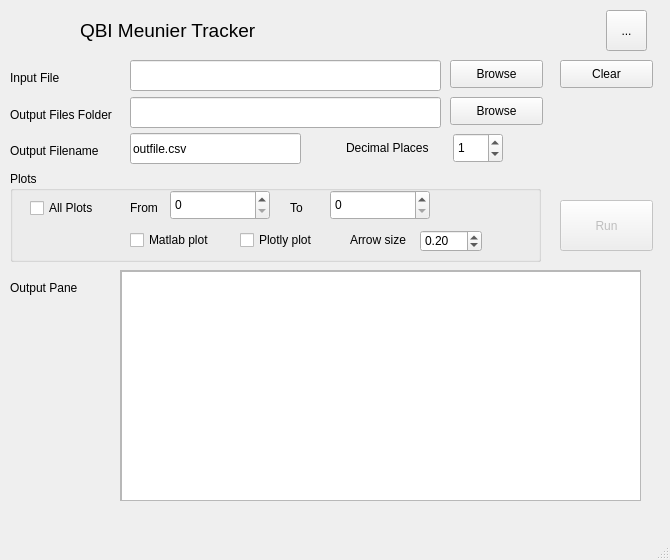
Before: the Qt Designer form tracker.ui in QBI-Microscopy/Tracking, drawn with Qt 5.
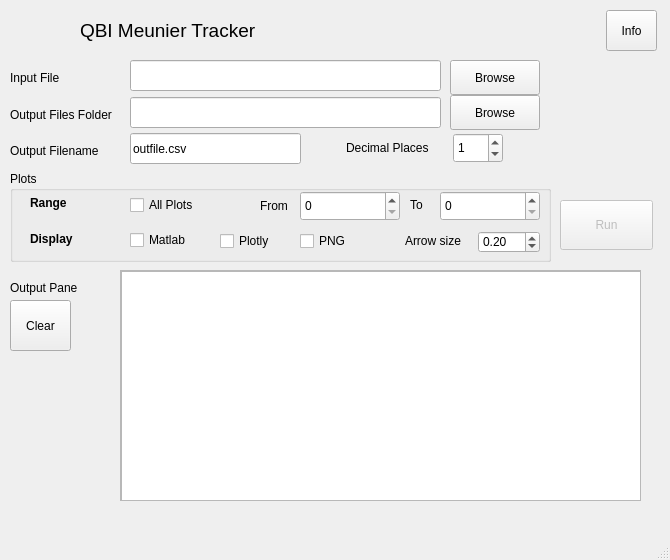
After: the same form once the commit is applied. Icons and pictures are not drawn.

Commit message: Added interactive Matlab plot - select ROI, save to CSV and plot as heatmap

The edit to the form file:
```diff
--- a/tracker.ui
+++ b/tracker.ui
@@ -51,8 +51,8 @@
      <rect>
       <x>450</x>
       <y>60</y>
-      <width>93</width>
-      <height>28</height>
+      <width>90</width>
+      <height>35</height>
      </rect>
     </property>
     <property name="text">
@@ -68,7 +68,7 @@
       <x>560</x>
       <y>200</y>
       <width>93</width>
-      <height>51</height>
+      <height>50</height>
      </rect>
     </property>
     <property name="toolTip">
@@ -169,9 +169,9 @@
     <property name="geometry">
      <rect>
       <x>450</x>
-      <y>97</y>
-      <width>93</width>
-      <height>28</height>
+      <y>95</y>
+      <width>90</width>
+      <height>35</height>
      </rect>
     </property>
     <property name="text">
@@ -266,122 +266,27 @@
      <string>Output Pane</string>
     </property>
    </widget>
-   <widget class="QSpinBox" name="spinPlotFrom">
-    <property name="geometry">
-     <rect>
-      <x>170</x>
-      <y>190</y>
-      <width>100</width>
-      <height>30</height>
-     </rect>
-    </property>
-    <property name="sizeIncrement">
-     <size>
-      <width>3</width>
-      <height>0</height>
-     </size>
-    </property>
-    <property name="toolTipDuration">
-     <number>-1</number>
-    </property>
-    <property name="minimum">
-     <number>0</number>
-    </property>
-    <property name="maximum">
-     <number>10000</number>
-    </property>
-    <property name="singleStep">
-     <number>1</number>
-    </property>
-    <property name="value">
-     <number>0</number>
-    </property>
-   </widget>
-   <widget class="QSpinBox" name="spinPlotTo">
-    <property name="geometry">
-     <rect>
-      <x>330</x>
-      <y>190</y>
-      <width>100</width>
-      <height>30</height>
-     </rect>
-    </property>
-    <property name="sizeIncrement">
-     <size>
-      <width>3</width>
-      <height>0</height>
-     </size>
-    </property>
-    <property name="toolTipDuration">
-     <number>-1</number>
-    </property>
-    <property name="minimum">
-     <number>0</number>
-    </property>
-    <property name="maximum">
-     <number>10000</number>
-    </property>
-    <property name="singleStep">
-     <number>1</number>
-    </property>
-    <property name="value">
-     <number>0</number>
-    </property>
-   </widget>
-   <widget class="QLabel" name="label_8">
-    <property name="geometry">
-     <rect>
-      <x>130</x>
-      <y>200</y>
-      <width>41</width>
-      <height>16</height>
-     </rect>
-    </property>
-    <property name="text">
-     <string>From</string>
-    </property>
-   </widget>
-   <widget class="QLabel" name="label_9">
-    <property name="geometry">
-     <rect>
-      <x>290</x>
-      <y>200</y>
-      <width>21</width>
-      <height>16</height>
-     </rect>
-    </property>
-    <property name="text">
-     <string>To</string>
-    </property>
-   </widget>
    <widget class="QToolButton" name="toolButtonHelp">
     <property name="geometry">
      <rect>
       <x>606</x>
       <y>10</y>
-      <width>41</width>
+      <width>51</width>
       <height>41</height>
      </rect>
     </property>
     <property name="text">
-     <string>...</string>
+     <string>Info</string>
     </property>
     <property name="icon">
      <iconset>
       <normaloff>Help-browser.svg.png</normaloff>Help-browser.svg.png</iconset>
     </property>
-   </widget>
-   <widget class="QPushButton" name="btnClear">
-    <property name="geometry">
-     <rect>
-      <x>560</x>
-      <y>60</y>
-      <width>93</width>
-      <height>28</height>
-     </rect>
-    </property>
-    <property name="text">
-     <string>Clear</string>
+    <property name="iconSize">
+     <size>
+      <width>32</width>
+      <height>32</height>
+     </size>
     </property>
    </widget>
    <widget class="QCheckBox" name="checkBoxMatlab">
@@ -389,7 +294,7 @@
      <rect>
       <x>130</x>
       <y>230</y>
-      <width>91</width>
+      <width>71</width>
       <height>20</height>
      </rect>
     </property>
@@ -400,26 +305,7 @@
      <number>5</number>
     </property>
     <property name="text">
-     <string>Matlab plot</string>
-    </property>
-   </widget>
-   <widget class="QCheckBox" name="checkBoxPlotly">
-    <property name="geometry">
-     <rect>
-      <x>240</x>
-      <y>230</y>
-      <width>91</width>
-      <height>20</height>
-     </rect>
-    </property>
-    <property name="toolTip">
-     <string>Popup each plot as a Matlab plot (limited range recommended)</string>
-    </property>
-    <property name="toolTipDuration">
-     <number>5</number>
-    </property>
-    <property name="text">
-     <string>Plotly plot</string>
+     <string>Matlab</string>
     </property>
    </widget>
    <widget class="QLabel" name="label_11">
@@ -438,50 +324,12 @@
      <pixmap>resources/target.png</pixmap>
     </property>
    </widget>
-   <widget class="QDoubleSpinBox" name="doubleSpinBox">
-    <property name="geometry">
-     <rect>
-      <x>420</x>
-      <y>230</y>
-      <width>62</width>
-      <height>22</height>
-     </rect>
-    </property>
-    <property name="toolTip">
-     <string>Default is 0.2</string>
-    </property>
-    <property name="toolTipDuration">
-     <number>5</number>
-    </property>
-    <property name="maximum">
-     <double>0.500000000000000</double>
-    </property>
-    <property name="singleStep">
-     <double>0.010000000000000</double>
-    </property>
-    <property name="value">
-     <double>0.200000000000000</double>
-    </property>
-   </widget>
-   <widget class="QLabel" name="label_12">
-    <property name="geometry">
-     <rect>
-      <x>350</x>
-      <y>230</y>
-      <width>71</width>
-      <height>20</height>
-     </rect>
-    </property>
-    <property name="text">
-     <string>Arrow size</string>
-    </property>
-   </widget>
    <widget class="QGroupBox" name="groupPlots">
     <property name="geometry">
      <rect>
       <x>10</x>
       <y>171</y>
-      <width>531</width>
+      <width>541</width>
       <height>91</height>
      </rect>
     </property>
@@ -494,8 +342,8 @@
     <widget class="QCheckBox" name="checkBoxAllPlots">
      <property name="geometry">
       <rect>
-       <x>20</x>
-       <y>27</y>
+       <x>120</x>
+       <y>24</y>
        <width>70</width>
        <height>20</height>
       </rect>
@@ -504,6 +352,233 @@
       <string>All Plots</string>
      </property>
     </widget>
+    <widget class="QSpinBox" name="spinPlotTo">
+     <property name="geometry">
+      <rect>
+       <x>430</x>
+       <y>20</y>
+       <width>100</width>
+       <height>30</height>
+      </rect>
+     </property>
+     <property name="sizeIncrement">
+      <size>
+       <width>3</width>
+       <height>0</height>
+      </size>
+     </property>
+     <property name="toolTipDuration">
+      <number>-1</number>
+     </property>
+     <property name="minimum">
+      <number>0</number>
+     </property>
+     <property name="maximum">
+      <number>10000</number>
+     </property>
+     <property name="singleStep">
+      <number>1</number>
+     </property>
+     <property name="value">
+      <number>0</number>
+     </property>
+    </widget>
+    <widget class="QLabel" name="label_9">
+     <property name="geometry">
+      <rect>
+       <x>400</x>
+       <y>24</y>
+       <width>21</width>
+       <height>20</height>
+      </rect>
+     </property>
+     <property name="text">
+      <string>To</string>
+     </property>
+    </widget>
+    <widget class="QSpinBox" name="spinPlotFrom">
+     <property name="geometry">
+      <rect>
+       <x>290</x>
+       <y>20</y>
+       <width>100</width>
+       <height>30</height>
+      </rect>
+     </property>
+     <property name="sizeIncrement">
+      <size>
+       <width>3</width>
+       <height>0</height>
+      </size>
+     </property>
+     <property name="toolTipDuration">
+      <number>-1</number>
+     </property>
+     <property name="minimum">
+      <number>0</number>
+     </property>
+     <property name="maximum">
+      <number>10000</number>
+     </property>
+     <property name="singleStep">
+      <number>1</number>
+     </property>
+     <property name="value">
+      <number>0</number>
+     </property>
+    </widget>
+    <widget class="QLabel" name="label_8">
+     <property name="geometry">
+      <rect>
+       <x>250</x>
+       <y>27</y>
+       <width>41</width>
+       <height>16</height>
+      </rect>
+     </property>
+     <property name="text">
+      <string>From</string>
+     </property>
+    </widget>
+    <widget class="QLabel" name="label_7">
+     <property name="geometry">
+      <rect>
+       <x>20</x>
+       <y>24</y>
+       <width>59</width>
+       <height>16</height>
+      </rect>
+     </property>
+     <property name="font">
+      <font>
+       <weight>75</weight>
+       <bold>true</bold>
+       <underline>false</underline>
+      </font>
+     </property>
+     <property name="text">
+      <string>Range</string>
+     </property>
+    </widget>
+    <widget class="QDoubleSpinBox" name="doubleSpinBox">
+     <property name="geometry">
+      <rect>
+       <x>468</x>
+       <y>60</y>
+       <width>62</width>
+       <height>22</height>
+      </rect>
+     </property>
+     <property name="toolTip">
+      <string>Default is 0.2</string>
+     </property>
+     <property name="toolTipDuration">
+      <number>5</number>
+     </property>
+     <property name="maximum">
+      <double>0.500000000000000</double>
+     </property>
+     <property name="singleStep">
+      <double>0.010000000000000</double>
+     </property>
+     <property name="value">
+      <double>0.200000000000000</double>
+     </property>
+    </widget>
+    <widget class="QLabel" name="label_12">
+     <property name="geometry">
+      <rect>
+       <x>395</x>
+       <y>60</y>
+       <width>71</width>
+       <height>20</height>
+      </rect>
+     </property>
+     <property name="text">
+      <string>Arrow size</string>
+     </property>
+    </widget>
+    <widget class="QLabel" name="label_10">
+     <property name="geometry">
+      <rect>
+       <x>20</x>
+       <y>60</y>
+       <width>59</width>
+       <height>16</height>
+      </rect>
+     </property>
+     <property name="font">
+      <font>
+       <weight>75</weight>
+       <bold>true</bold>
+       <underline>false</underline>
+      </font>
+     </property>
+     <property name="text">
+      <string>Display</string>
+     </property>
+    </widget>
+    <widget class="QCheckBox" name="checkBoxPlotly">
+     <property name="geometry">
+      <rect>
+       <x>210</x>
+       <y>60</y>
+       <width>61</width>
+       <height>20</height>
+      </rect>
+     </property>
+     <property name="toolTip">
+      <string>Popup each plot as a Matlab plot (limited range recommended)</string>
+     </property>
+     <property name="toolTipDuration">
+      <number>5</number>
+     </property>
+     <property name="text">
+      <string>Plotly</string>
+     </property>
+    </widget>
+    <widget class="QCheckBox" name="checkPNG">
+     <property name="geometry">
+      <rect>
+       <x>290</x>
+       <y>60</y>
+       <width>89</width>
+       <height>20</height>
+      </rect>
+     </property>
+     <property name="text">
+      <string>PNG</string>
+     </property>
+    </widget>
+    <zorder>checkBoxAllPlots</zorder>
+    <zorder>spinPlotTo</zorder>
+    <zorder>label_9</zorder>
+    <zorder>spinPlotFrom</zorder>
+    <zorder>label_8</zorder>
+    <zorder>label_7</zorder>
+    <zorder>doubleSpinBox</zorder>
+    <zorder>doubleSpinBox</zorder>
+    <zorder>label_12</zorder>
+    <zorder>label_10</zorder>
+    <zorder>checkBoxPlotly</zorder>
+    <zorder>checkPNG</zorder>
+   </widget>
+   <widget class="QPushButton" name="btnClear">
+    <property name="geometry">
+     <rect>
+      <x>10</x>
+      <y>300</y>
+      <width>61</width>
+      <height>51</height>
+     </rect>
+    </property>
+    <property name="text">
+     <string>Clear</string>
+    </property>
+    <property name="icon">
+     <iconset>
+      <normaloff>resources/clear.png</normaloff>resources/clear.png</iconset>
+    </property>
    </widget>
    <zorder>groupPlots</zorder>
    <zorder>label</zorder>
```
Left out of the diff: 23 changed lines with no effect on the pictures. The commit also changes 21 other files.
